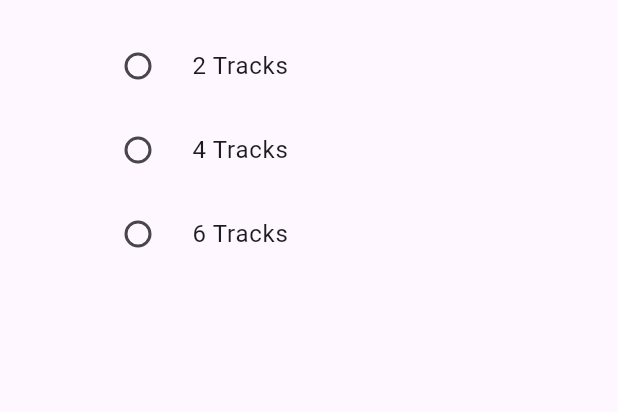
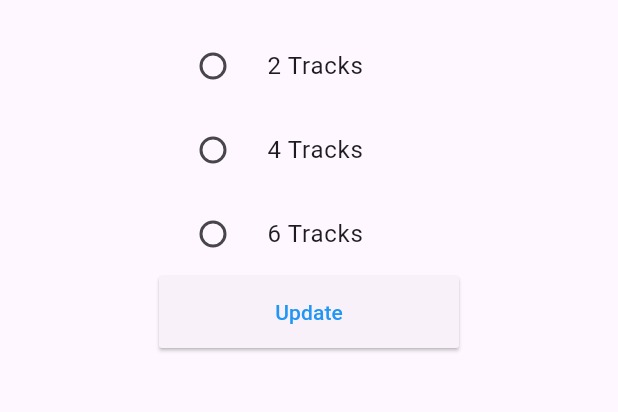
Before and after one commit to dezi/slotman, a Flutter app: the SetupTrackPage screen opened by its route, on a phone screen of 412 x 824 dp, the part 84-496 px from its top. Run offline on Flutter 3.47's test engine with Material 3 defaults, Android fonts, the phone set to English and light mode, and no system bars; our stand-ins replace shared_preferences; accounts and stored records are empty; network calls fail; statements that could not run were skipped.

Commit message:
Small changes.

```diff
--- a/lib/main.dart
+++ b/lib/main.dart
@@ -11,9 +11,9 @@ import 'package:slotman/socket.dart';
 import 'package:slotman/status.dart';
 
 void main() async {
-  Socket.initialize();
-  Locals.initialize();
-  Status.initialize();
+  await Locals.initialize();
+  await Socket.initialize();
+  await Status.initialize();
   runApp(MainApp());
 }
 
--- a/lib/pages/setup_track.dart
+++ b/lib/pages/setup_track.dart
@@ -14,6 +14,8 @@ class SetupTrackPage extends StatefulWidget {
 }
 
 class _SetupTrackPageState extends State<SetupTrackPage> {
+  int numberOfTracks = Status.numberOfTracks;
+
   @override
   Widget build(BuildContext context) {
     return Scaffold(
@@ -24,38 +26,52 @@ class _SetupTrackPageState extends State<SetupTrackPage> {
       drawer: MainDrawer(),
       body: Center(
         child: SizedBox(
-          width: 300,
-          child: Column(children: [
+          width: 200,
+          child: ListView(children: [
             SizedBox(height: 16),
             RadioListTile<int>(
               title: Text('2 Tracks'),
               value: 2,
-              groupValue: Status.numberOfTracks,
+              groupValue: numberOfTracks,
               onChanged: (int? value) {
                 setState(() {
-                  Status.sndNumberOfTracks(value!);
+                  numberOfTracks = value!;
                 });
               },
             ),
             RadioListTile<int>(
               title: Text('4 Tracks'),
               value: 4,
-              groupValue: Status.numberOfTracks,
+              groupValue: numberOfTracks,
               onChanged: (int? value) {
                 setState(() {
-                  Status.sndNumberOfTracks(value!);
+                  numberOfTracks = value!;
                 });
               },
             ),
             RadioListTile<int>(
               title: Text('6 Tracks'),
               value: 6,
-              groupValue: Status.numberOfTracks,
+              groupValue: numberOfTracks,
               onChanged: (int? value) {
                 setState(() {
-                  Status.sndNumberOfTracks(value!);
+                  numberOfTracks = value!;
                 });
               },
+            ),
+            ElevatedButton(
+              style: ElevatedButton.styleFrom(
+                foregroundColor: Colors.blue,
+                minimumSize: Size(200, 48),
+                padding: EdgeInsets.symmetric(horizontal: 16),
+                shape: const RoundedRectangleBorder(
+                  borderRadius: BorderRadius.all(Radius.circular(2)),
+                ),
+              ),
+              onPressed: () {
+                Status.sndNumberOfTracks(numberOfTracks);
+              },
+              child: Text('Update'),
             )
           ]),
         ),
--- a/lib/status.dart
+++ b/lib/status.dart
@@ -6,7 +6,7 @@ class Status {
 
   static int numberOfTracks = 0;
 
-  static void initialize() async {
+  static Future<void> initialize() async {
     var tracks = Tracks(mode:'get');
     Socket.transmit(jsonEncode(tracks));
   }
```
Also changed, not shown: lib/locals.dart (+1 -6 lines), lib/pages/setup_pilot.dart (+14 -0 lines), lib/socket.dart (+8 -7 lines).
